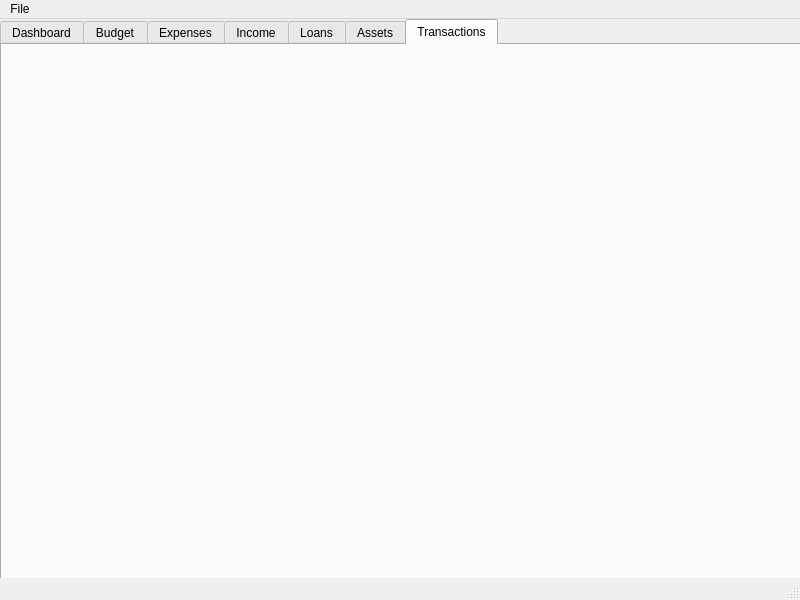
This is FinanceManager/MainWindow.ui in MitchellBauer/FinanceManager as Qt 5 draws it before an edit. The edited form follows.
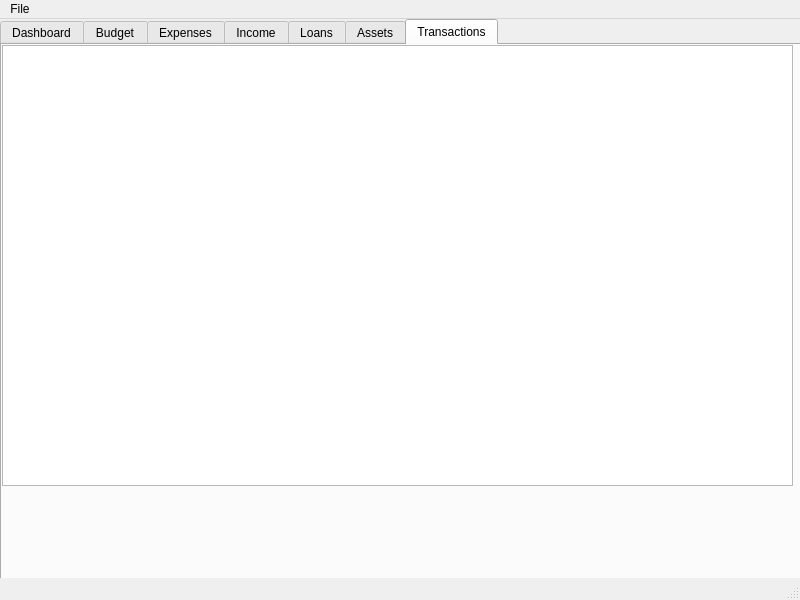
This is the edited form. The open tabs and pages were chosen to show the change.

Patch:
```diff
--- a/FinanceManager/MainWindow.ui
+++ b/FinanceManager/MainWindow.ui
@@ -33,19 +33,6 @@
      <attribute name="title">
       <string>Dashboard</string>
      </attribute>
-     <widget class="QTableView" name="transactionsTableView">
-      <property name="geometry">
-       <rect>
-        <x>0</x>
-        <y>10</y>
-        <width>791</width>
-        <height>441</height>
-       </rect>
-      </property>
-      <property name="autoFillBackground">
-       <bool>false</bool>
-      </property>
-     </widget>
     </widget>
     <widget class="QWidget" name="tab_2">
      <attribute name="title">
@@ -76,6 +63,19 @@
      <attribute name="title">
       <string>Transactions</string>
      </attribute>
+     <widget class="QTableView" name="transactionsTableView">
+      <property name="geometry">
+       <rect>
+        <x>0</x>
+        <y>0</y>
+        <width>791</width>
+        <height>441</height>
+       </rect>
+      </property>
+      <property name="autoFillBackground">
+       <bool>false</bool>
+      </property>
+     </widget>
     </widget>
    </widget>
   </widget>
```
Left out of the diff: 2 changed lines with no effect on the pictures.
